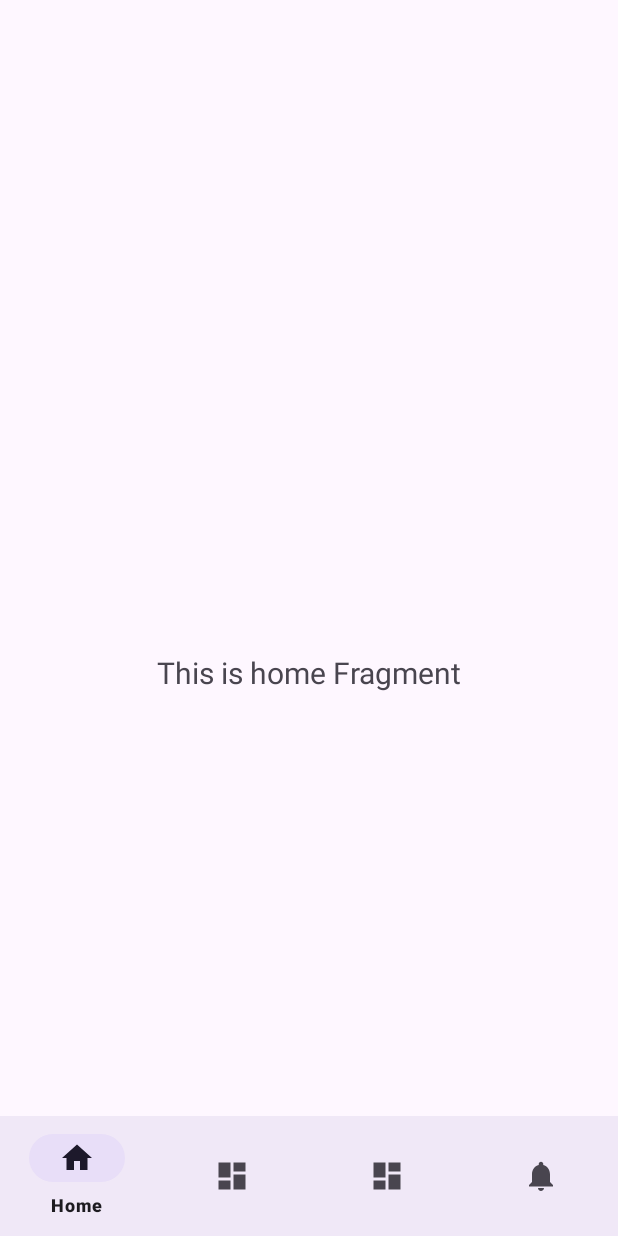
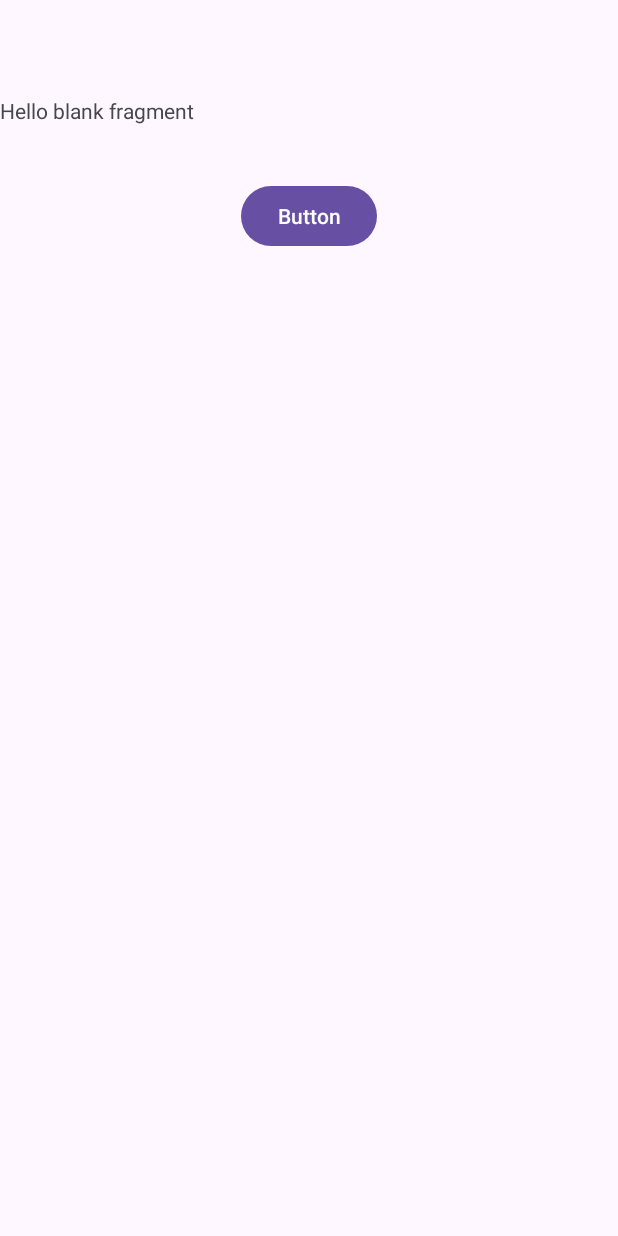
Before and after one commit to alr2804/PRY20231067-Frontend, an Android app: the screen it shows after launch (MainActivity before the commit, LoginActivity after it), on a phone screen of 412 x 824 dp. Run offline under Robolectric (Android 15) with nearby library versions, the phone set to English and light mode, and no system bars; our stand-ins replace navigation-ui.

Commit message:
LoginActivity added

```diff
--- a/app/src/main/java/com/upc/pry20231067/LoginActivity.kt
+++ b/app/src/main/java/com/upc/pry20231067/LoginActivity.kt
@@ -1,4 +1,24 @@
 package com.upc.pry20231067
 
-class LoginActivity {
+import android.os.Bundle
+import com.google.android.material.snackbar.Snackbar
+import androidx.appcompat.app.AppCompatActivity
+import androidx.navigation.findNavController
+import androidx.navigation.ui.AppBarConfiguration
+import androidx.navigation.ui.navigateUp
+import androidx.navigation.ui.setupActionBarWithNavController
+import com.upc.pry20231067.databinding.ActivityLoginBinding
+
+class LoginActivity : AppCompatActivity() {
+
+    private lateinit var binding: ActivityLoginBinding
+
+    override fun onCreate(savedInstanceState: Bundle?) {
+        super.onCreate(savedInstanceState)
+
+        binding = ActivityLoginBinding.inflate(layoutInflater)
+        setContentView(binding.root)
+
+    }
+
 }
--- /dev/null
+++ b/app/src/main/java/com/upc/pry20231067/ui/login/LoginFragment.kt
@@ -0,0 +1,40 @@
+package com.upc.pry20231067.ui.login
+
+import android.content.Intent
+import android.os.Bundle
+import android.view.LayoutInflater
+import android.view.View
+import android.view.ViewGroup
+import androidx.fragment.app.Fragment
+import com.upc.pry20231067.MainActivity
+import com.upc.pry20231067.databinding.FragmentLoginBinding
+
+class LoginFragment : Fragment() {
+
+    private var _binding: FragmentLoginBinding? = null
+    private val binding get() = _binding!!
+
+
+
+    override fun onCreateView(
+        inflater: LayoutInflater, container: ViewGroup?,
+        savedInstanceState: Bundle?
+    ): View? {
+        _binding = FragmentLoginBinding.inflate(inflater, container, false)
+        val root: View = binding.root
+
+        binding.button.setOnClickListener {
+            val intent = Intent(requireContext(), MainActivity::class.java)
+            intent.flags = Intent.FLAG_ACTIVITY_NEW_TASK or Intent.FLAG_ACTIVITY_CLEAR_TASK
+            startActivity(intent)
+        }
+
+        return root
+    }
+
+    override fun onDestroyView() {
+        super.onDestroyView()
+        _binding = null  // Prevent memory leaks
+    }
+
+}
--- a/app/src/main/java/com/upc/pry20231067/ui/maps/MapsFragment.kt
+++ b/app/src/main/java/com/upc/pry20231067/ui/maps/MapsFragment.kt
@@ -53,12 +53,6 @@ class MapsFragment : Fragment() , OnMapReadyCallback {
 
     override fun onCreate(savedInstanceState: Bundle?) {
         super.onCreate(savedInstanceState)
-
-
-
-
-
-
     }
 
     override fun onCreateView(
--- a/app/src/main/res/layout/activity_ar.xml
+++ b/app/src/main/res/layout/activity_ar.xml
@@ -26,7 +26,7 @@
         android:layout_width="wrap_content"
         android:layout_height="wrap_content"
         android:layout_gravity="center_horizontal"
-        android:layout_marginBottom="8dp"
+        android:layout_marginBottom="200dp"
         android:text="Capture"
         app:layout_constraintBottom_toBottomOf="@+id/arFragment"
         app:layout_constraintEnd_toEndOf="parent"
--- /dev/null
+++ b/app/src/main/res/layout/activity_login.xml
@@ -0,0 +1,24 @@
+<?xml version="1.0" encoding="utf-8"?>
+<androidx.constraintlayout.widget.ConstraintLayout xmlns:android="http://schemas.android.com/apk/res/android"
+    xmlns:app="http://schemas.android.com/apk/res-auto"
+    xmlns:tools="http://schemas.android.com/tools"
+    android:id="@+id/container"
+    android:layout_width="match_parent"
+    android:layout_height="match_parent"
+    android:paddingTop="?attr/actionBarSize">
+
+
+    <androidx.fragment.app.FragmentContainerView
+        android:id="@+id/nav_host_fragment_activity_main"
+        android:name="androidx.navigation.fragment.NavHostFragment"
+        android:layout_width="match_parent"
+        android:layout_height="match_parent"
+        app:defaultNavHost="true"
+        app:layout_constraintBottom_toBottomOf="parent"
+        app:layout_constraintHorizontal_bias="0.0"
+        app:layout_constraintLeft_toLeftOf="parent"
+        app:layout_constraintRight_toRightOf="parent"
+        app:layout_constraintTop_toTopOf="parent"
+        app:navGraph="@navigation/login_navigation" />
+
+</androidx.constraintlayout.widget.ConstraintLayout>
--- /dev/null
+++ b/app/src/main/res/layout/fragment_login.xml
@@ -0,0 +1,28 @@
+<?xml version="1.0" encoding="utf-8"?>
+<androidx.constraintlayout.widget.ConstraintLayout xmlns:android="http://schemas.android.com/apk/res/android"
+    xmlns:app="http://schemas.android.com/apk/res-auto"
+    xmlns:tools="http://schemas.android.com/tools"
+    android:layout_width="match_parent"
+    android:layout_height="match_parent"
+    tools:context=".ui.login.LoginFragment">
+
+    <!-- TODO: Update blank fragment layout -->
+    <TextView
+        android:id="@+id/textView2"
+        android:layout_width="match_parent"
+        android:layout_height="match_parent"
+        android:text="@string/hello_blank_fragment"
+        tools:layout_editor_absoluteX="-203dp"
+        tools:layout_editor_absoluteY="0dp" />
+
+    <Button
+        android:id="@+id/button"
+        android:layout_width="wrap_content"
+        android:layout_height="wrap_content"
+        android:layout_marginTop="56dp"
+        android:text="Button"
+        app:layout_constraintEnd_toEndOf="parent"
+        app:layout_constraintStart_toStartOf="parent"
+        app:layout_constraintTop_toTopOf="@+id/textView2" />
+
+</androidx.constraintlayout.widget.ConstraintLayout>
--- /dev/null
+++ b/app/src/main/res/navigation/login_navigation.xml
@@ -0,0 +1,27 @@
+<?xml version="1.0" encoding="utf-8"?>
+<navigation xmlns:android="http://schemas.android.com/apk/res/android"
+    xmlns:app="http://schemas.android.com/apk/res-auto"
+    xmlns:tools="http://schemas.android.com/tools"
+    android:id="@+id/nav_graph"
+    app:startDestination="@id/loginFragment">
+
+    <fragment
+        android:id="@+id/loginFragment"
+        android:name="com.upc.pry20231067.ui.login.LoginFragment"
+        android:label="fragment_login"
+        tools:layout="@layout/fragment_login" >
+        <action
+            android:id="@+id/action_loginFragment_to_registerFragment"
+            app:destination="@id/registerFragment" />
+    </fragment>
+    <fragment
+        android:id="@+id/registerFragment"
+        android:name="com.upc.pry20231067.ui.login.RegisterFragment"
+        android:label="fragment_register"
+        tools:layout="@layout/fragment_register" >
+        <action
+            android:id="@+id/action_registerFragment_to_loginFragment"
+            app:destination="@id/loginFragment" />
+    </fragment>
+
+</navigation>
--- a/app/src/main/res/values/strings.xml
+++ b/app/src/main/res/values/strings.xml
@@ -50,6 +50,7 @@
         libero vel nunc consequat, quis tincidunt nisl eleifend. Cras bibendum enim a justo luctus
         vestibulum. Fusce dictum libero quis erat maximus, vitae volutpat diam dignissim.
     </string>
+    <string name="title_activity_login">LoginActivity</string>
 
 
 </resources>
```
Also changed, not shown: app/src/main/AndroidManifest.xml (+15 -6 lines), app/src/main/java/com/upc/pry20231067/ui/login/RegisterFragment.kt (added, +60 -0 lines), app/src/main/res/layout/content_login.xml (added, +20 -0 lines), app/src/main/res/layout/fragment_register.xml (added, +14 -0 lines).
